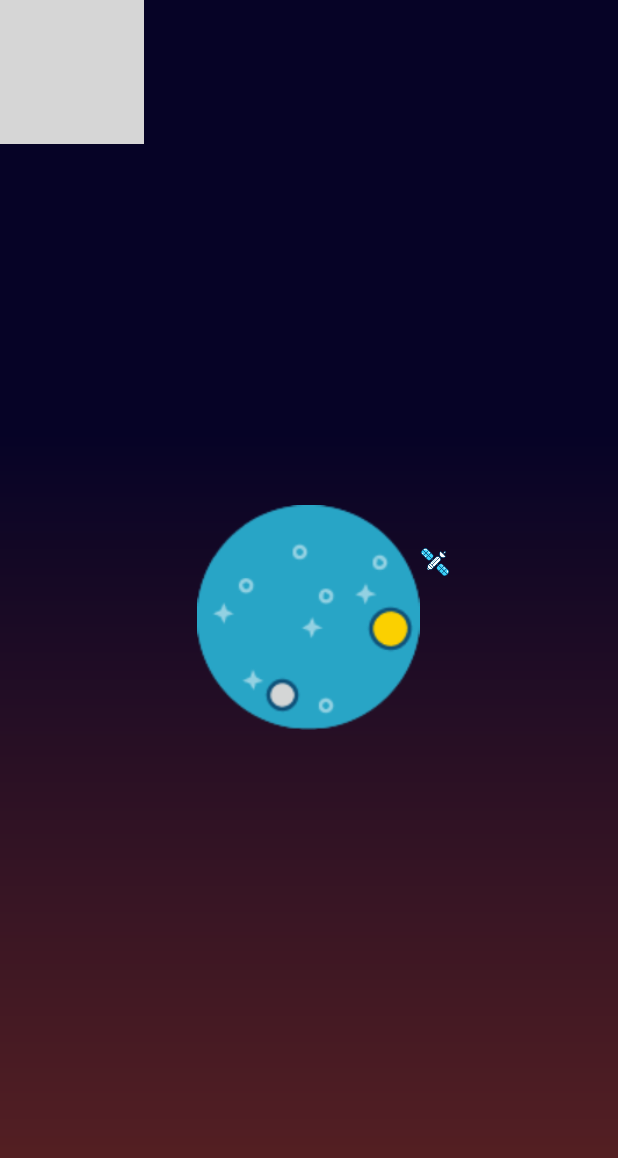
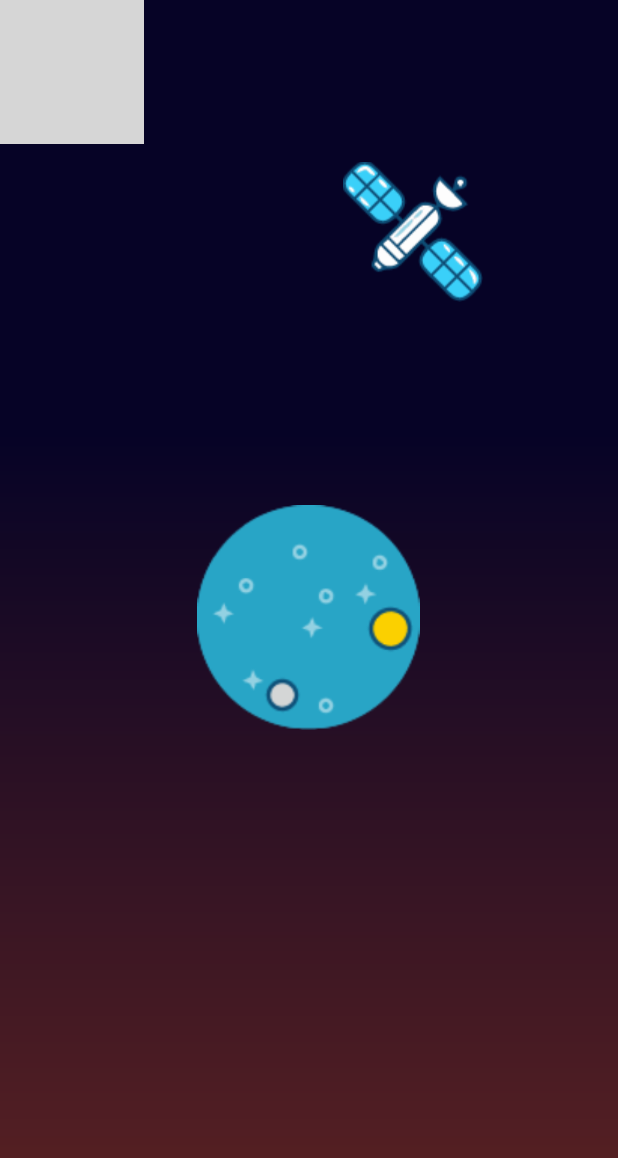
Before and after one commit to darkuz5/ScoobyDooWhereareyou, an Android app: the first screen one second after launch (SplashActivity), on a phone screen of 412 x 824 dp. Shown: the top 1158 px of the screen. Run offline under Robolectric (Android 15) with nearby library versions, the phone set to English and light mode, and no system bars; grey boxes are pictures that could not be loaded.

Commit message:
cambio final de animacion

```diff
--- /dev/null
+++ b/app/src/main/java/com/d5/whereareyou/MyAnimation.java
@@ -0,0 +1,74 @@
+package com.d5.whereareyou;
+
+import android.view.View;
+import android.view.animation.Animation;
+import android.view.animation.Transformation;
+
+/**
+ * Created by Adan on 24/04/2017.
+ */
+
+public class MyAnimation extends Animation {
+
+    private View view;
+    private float cx, cy;           // center x,y position of circular path
+    private float prevX, prevY;     // previous x,y position of image during animation
+    private float r;                // radius of circle
+    private float prevDx, prevDy;
+
+
+    /**
+     * @param view - View that will be animated
+     * @param r - radius of circular path
+     */
+    public MyAnimation(View view, float r){
+        this.view = view;
+        this.r = r;
+    }
+
+    @Override
+    public boolean willChangeBounds() {
+        return true;
+    }
+
+    @Override
+    public void initialize(int width, int height, int parentWidth, int parentHeight) {
+        // calculate position of image center
+        int cxImage = width / 2;
+        int cyImage = height / 2;
+        cx = view.getLeft() + cxImage;
+        cy = view.getTop() + cyImage;
+
+        // set previous position to center
+        prevX = cx;
+        prevY = cy;
+    }
+
+    @Override
+    protected void applyTransformation(float interpolatedTime, Transformation t) {
+        if(interpolatedTime == 0){
+            t.getMatrix().setTranslate(prevDx, prevDy);
+            return;
+        }
+
+        float angleDeg = (interpolatedTime * 360f + 90) % 360;
+        float angleRad = (float) Math.toRadians(angleDeg);
+
+        // r = radius, cx and cy = center point, a = angle (radians)
+        float x = (float) (cx + r * Math.cos(angleRad));
+        float y = (float) (cy + r * Math.sin(angleRad));
+
+
+        float dx = prevX - x;
+        float dy = prevY - y;
+
+        prevX = x;
+        prevY = y;
+
+        prevDx = dx;
+        prevDy = dy;
+
+
+        t.getMatrix().setTranslate(dx, dy);
+    }
+}
--- a/app/src/main/java/com/d5/whereareyou/SplashActivity.java
+++ b/app/src/main/java/com/d5/whereareyou/SplashActivity.java
@@ -4,8 +4,6 @@ import android.support.v7.app.AppCompatActivity;
 import android.os.Bundle;
 import android.view.View;
 import android.view.animation.Animation;
-import android.view.animation.AnimationSet;
-import android.view.animation.AnimationUtils;
 import android.widget.ImageView;
 
 public class SplashActivity extends AppCompatActivity {
@@ -23,15 +21,22 @@ public class SplashActivity extends AppCompatActivity {
                         | View.SYSTEM_UI_FLAG_FULLSCREEN  );
 
         satelite = (ImageView) findViewById(R.id.imageView4);
-        Animation mover = AnimationUtils.loadAnimation(this, R.anim.layout);
+       /*Animation mover = AnimationUtils.loadAnimation(this, R.anim.layout);
+        Animation mover_after = AnimationUtils.loadAnimation(this, R.anim.animacion_after);
         mover.reset();
-        satelite.startAnimation(mover);
+       // satelite.startAnimation(mover);
 
 
         AnimationSet s = new AnimationSet(false);//false means don't share interpolators
         s.addAnimation(mover);
-        s.addAnimation(mover);
-        satelite.startAnimation(s);
+        s.addAnimation(mover_after);
+        s.setFillAfter(true);
+        satelite.startAnimation(s);*/
+
+        Animation anim = new MyAnimation(satelite, 400);
+        anim.setDuration(5000);
+        anim.setFillAfter(true);
+        satelite.startAnimation(anim);
 
     }
 }
--- /dev/null
+++ b/app/src/main/res/anim/animacion_after.xml
@@ -0,0 +1,30 @@
+<?xml version="1.0" encoding="utf-8"?>
+<set xmlns:android="http://schemas.android.com/apk/res/android"
+    android:shareInterpolator="true">
+    <translate
+        android:fromXDelta="0%p"
+        android:toXDelta="65%p"
+        android:duration="20000"
+        />
+
+    <scale
+        android:fromXScale="0.3"
+        android:fromYScale="0.3"
+        android:toXScale="1.0"
+        android:toYScale="1.0"
+        android:pivotX="40%"
+        android:pivotY="40%"
+        android:duration="20000"
+        />
+
+    <!--   <scale
+           android:fromXScale="0.3"
+           android:toXScale="1"
+           android:fromYScale="1.5"
+           android:toYScale="0.3"
+           android:pivotX="40%"
+           android:pivotY="40%"
+           android:duration="20000"
+           android:fillAfter="true"
+           />  -->
+</set>
--- a/app/src/main/res/anim/layout.xml
+++ b/app/src/main/res/anim/layout.xml
@@ -1,31 +1,30 @@
 <?xml version="1.0" encoding="utf-8"?>
 <set xmlns:android="http://schemas.android.com/apk/res/android"
     android:shareInterpolator="false">
-<translate
-    android:fromXDelta="50%"
-    android:toXDelta="-500%"
-    android:duration="20000"
-
-    />
+    <translate
+        android:fromXDelta="0%p"
+        android:toXDelta="-65%p"
+        android:duration="20000"
+        />
 
     <scale
-        android:fromXScale="0.3"
-        android:toXScale="1.5"
-        android:fromYScale="0.3"
-        android:toYScale="1.5"
+        android:fromXScale="1"
+        android:fromYScale="1"
+        android:toXScale="0.3"
+        android:toYScale="0.3"
         android:pivotX="40%"
         android:pivotY="40%"
         android:duration="20000"
         />
 
-    <scale
-        android:fromXScale="1.5"
-        android:toXScale="0.3"
+ <!--   <scale
+        android:fromXScale="0.3"
+        android:toXScale="1"
         android:fromYScale="1.5"
         android:toYScale="0.3"
         android:pivotX="40%"
         android:pivotY="40%"
         android:duration="20000"
         android:fillAfter="true"
-        />
+        />  -->
 </set>
--- a/app/src/main/res/layout/splash.xml
+++ b/app/src/main/res/layout/splash.xml
@@ -40,6 +40,5 @@
         android:layout_height="wrap_content"
         app:srcCompat="@drawable/saltelital_s"
         android:layout_centerVertical="true"
-        android:layout_toRightOf="@+id/imageView"
-        android:layout_toEndOf="@+id/imageView" />
+        android:layout_centerHorizontal="true" />
 </RelativeLayout>
```
